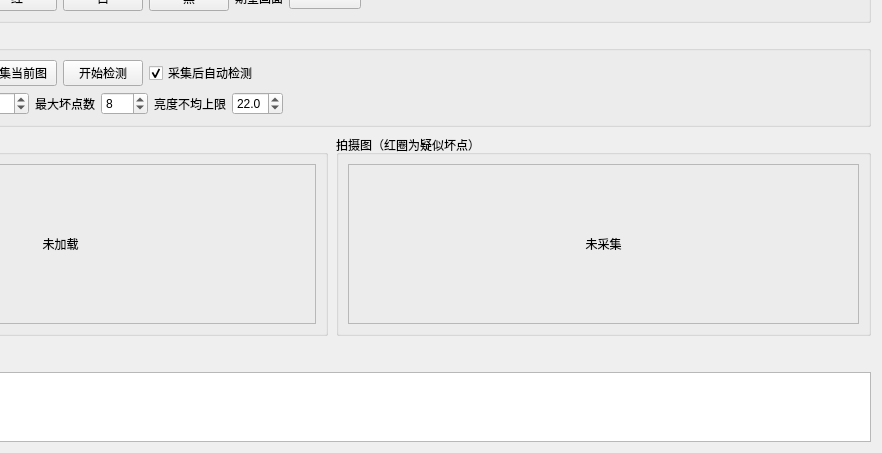
Qt form platform/debug/screen_inspect/screen_inspect_widget.ui (yuhuang163/test) before a commit; both pictures show x 218 to 1100 and y 296 to 749 of the 1100 by 749 pixel window.
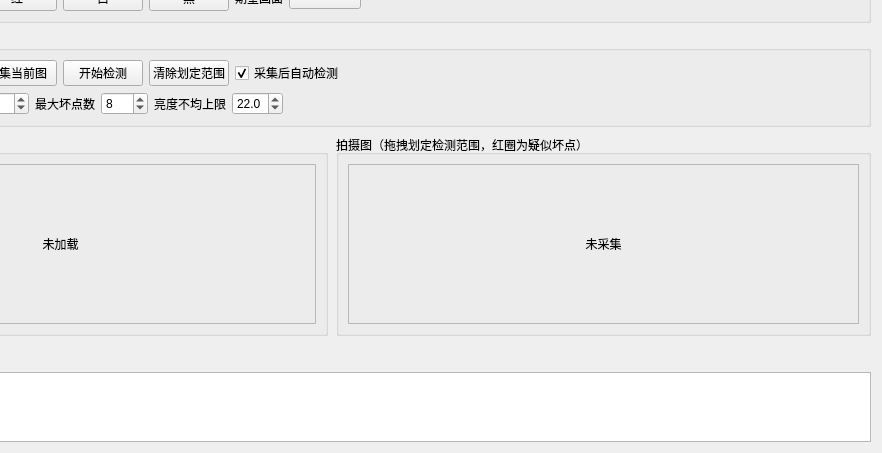
The same form after that commit.

Patch:
```diff
--- a/platform/debug/screen_inspect/screen_inspect_widget.ui
+++ b/platform/debug/screen_inspect/screen_inspect_widget.ui
@@ -195,6 +195,13 @@
           </property>
          </widget>
         </item>
+        <item>
+         <widget class="QPushButton" name="btnClearRoi">
+          <property name="text">
+           <string>清除划定范围</string>
+          </property>
+         </widget>
+        </item>
         <item>
          <widget class="QCheckBox" name="checkBox_autoInspect">
           <property name="text">
@@ -353,7 +360,7 @@
      <item>
       <widget class="QGroupBox" name="groupBox_currImage">
        <property name="title">
-        <string>拍摄图（红圈为疑似坏点）</string>
+        <string>拍摄图（拖拽划定检测范围，红圈为疑似坏点）</string>
        </property>
        <layout class="QVBoxLayout" name="verticalLayout_curr">
         <item>
```
